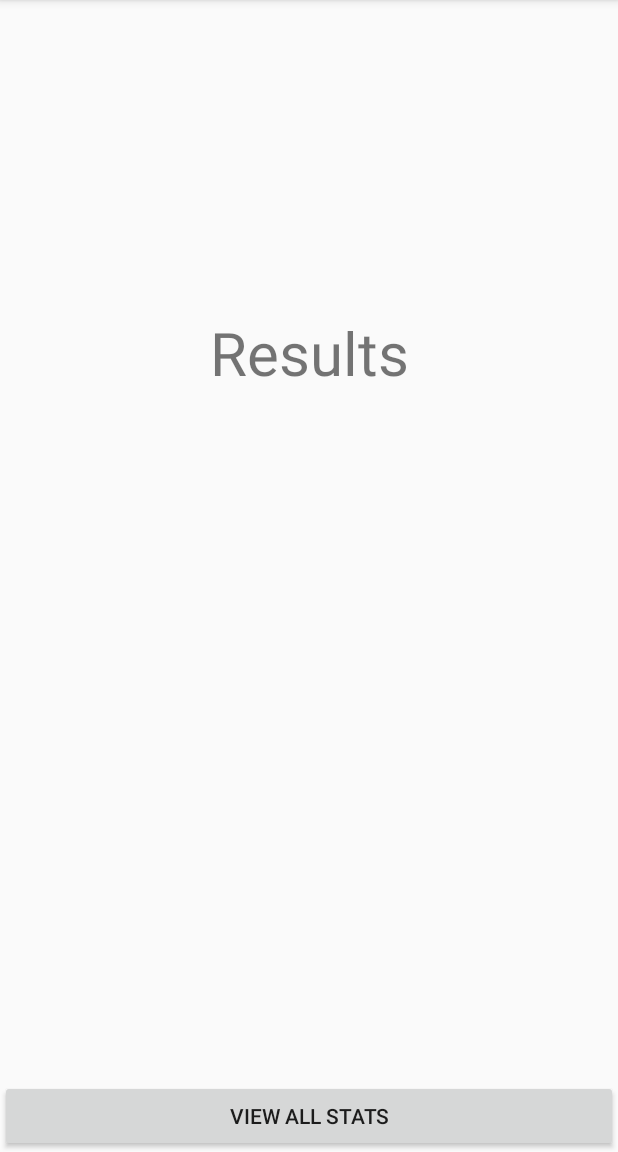
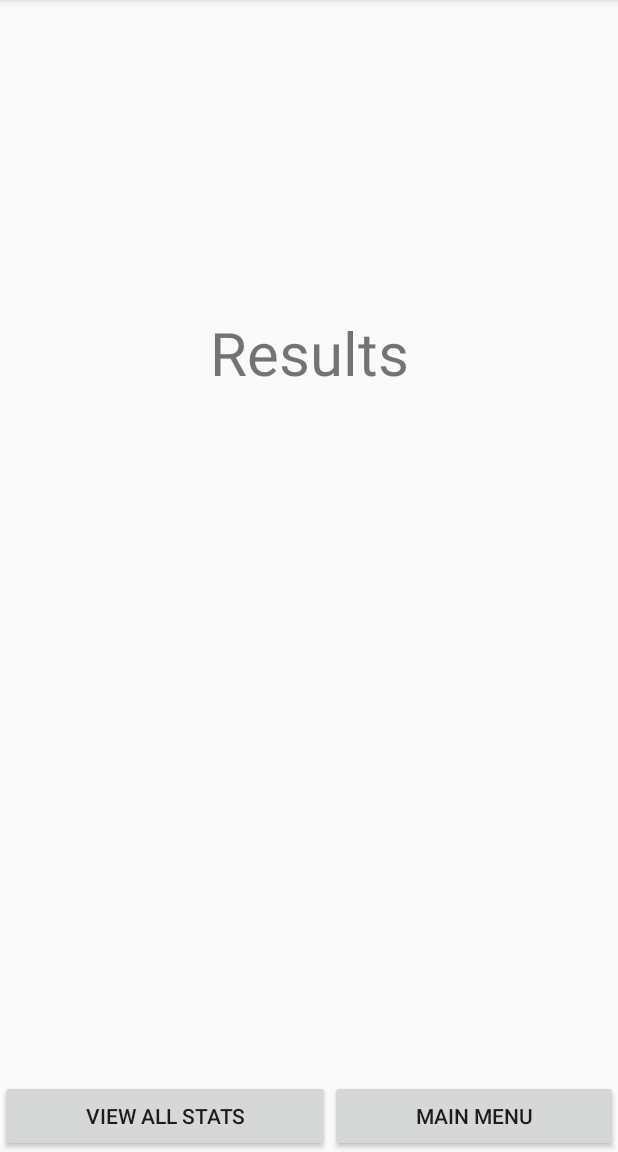
Before and after one commit to marmj64/DragonBallBattle2, an Android app: the ResultsActivity screen opened directly, with no data from a screen before it, on a phone screen of 412 x 824 dp, the part 84-1236 px from its top. Run offline under Robolectric (Android 15) with nearby library versions, the phone set to English and light mode, and no system bars.

```diff
--- a/app/src/main/res/layout/activity_results.xml
+++ b/app/src/main/res/layout/activity_results.xml
@@ -37,10 +37,27 @@
         android:paddingBottom="120dp"
         android:gravity="center" />
 
-    <Button
+    <LinearLayout
         android:layout_width="match_parent"
         android:layout_height="wrap_content"
-        android:text="@string/resultViewStats"/>
+        android:orientation="horizontal">
+
+        <Button
+            android:layout_width="wrap_content"
+            android:layout_height="wrap_content"
+            android:layout_weight="1"
+            android:onClick="viewStats"
+            android:text="@string/resultViewStats" />
+
+        <Button
+            android:layout_width="wrap_content"
+            android:layout_height="wrap_content"
+            android:layout_weight="1"
+            android:onClick="goToMain"
+            android:text="@string/goToMain" />
+
+    </LinearLayout>
+
 
 
 </LinearLayout>
--- a/app/src/main/res/values/strings.xml
+++ b/app/src/main/res/values/strings.xml
@@ -20,5 +20,6 @@
     <string name="opponentSelectionGuest">Play With Guest</string>
     <string name="resultViewStats">View All Stats</string>
     <string name="resultsTitle">Results</string>
+    <string name="goToMain">Main Menu</string>
 
 </resources>
```
Also changed, not shown: app/src/main/java/com/example/john/dragonballbattle/BattleActivity.java (+27 -1 lines), app/src/main/java/com/example/john/dragonballbattle/DatabaseManager.java (+21 -5 lines), app/src/main/java/com/example/john/dragonballbattle/ResultsActivity.java (+52 -0 lines), app/src/main/res/layout/results_alert.xml (added, +20 -0 lines), 6 other files.
